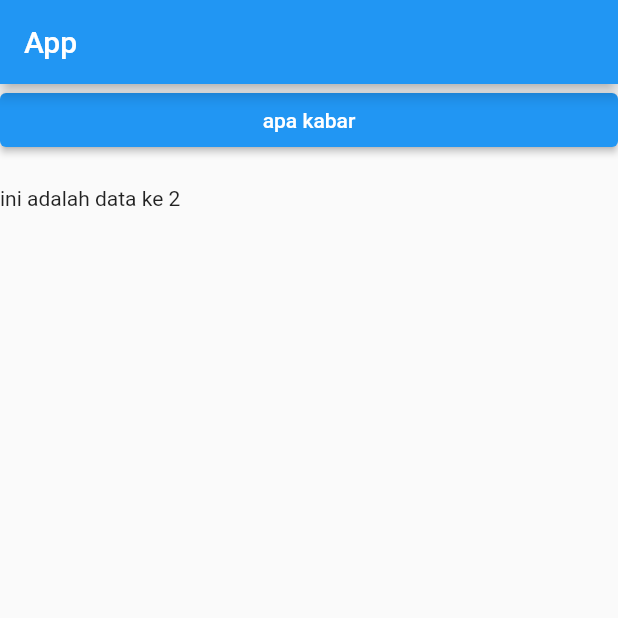
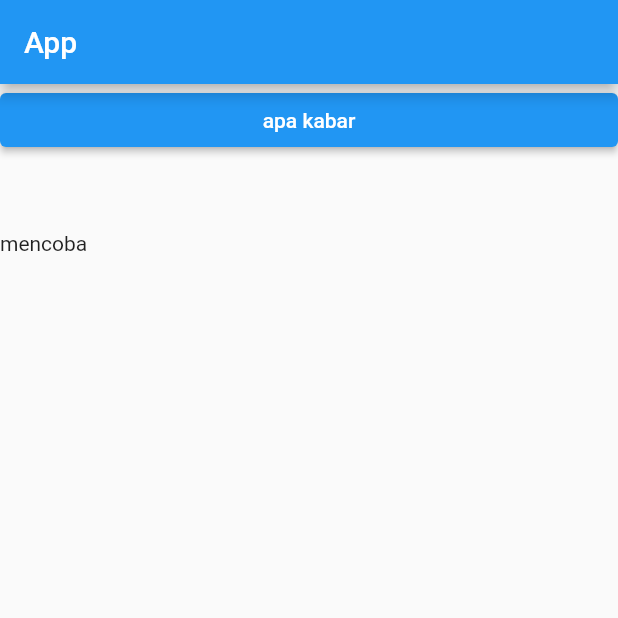
Before and after one commit to fajarmuhammadsidiq/test_app, a Flutter app: the screen it shows after launch, on a phone screen of 412 x 824 dp, the top half of it. Run offline on Flutter 3.47's test engine with Material 2 defaults, Android fonts, the phone set to English and light mode, and no system bars.

Commit message:
mengubah isi sizedbox dan text dalam body

```diff
--- a/lib/homapage.dart
+++ b/lib/homapage.dart
@@ -16,8 +16,8 @@ class Homepage extends StatelessWidget {
               onPressed: () {},
               child: Text("apa kabar"),
             ),
-            SizedBox(height: 20),
-            Text("ini adalah data ke 2")
+            SizedBox(height: 50),
+            Text("mencoba")
           ],
         ));
   }
```
